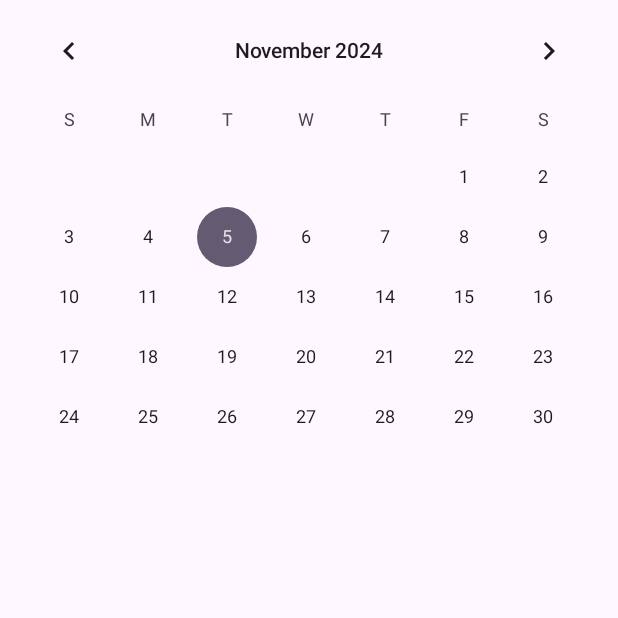
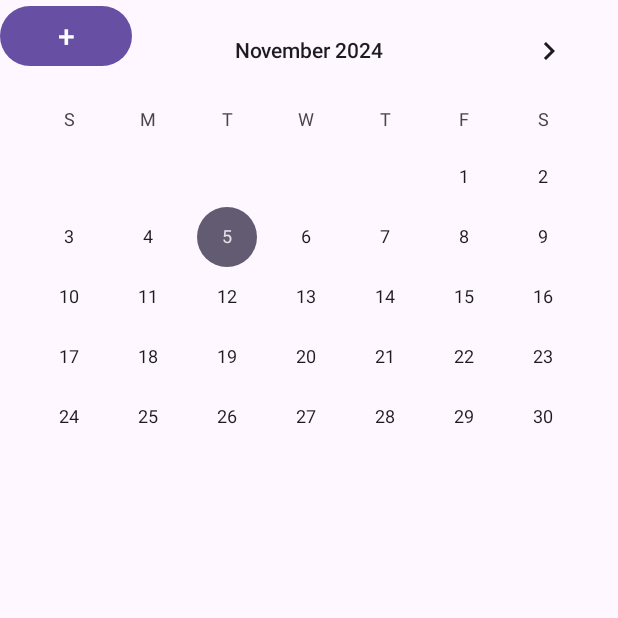
Before and after one commit to YutoFuse/CalendarApp, an Android app: the screen it shows after launch (MainActivity), on a phone screen of 412 x 824 dp, the top half of it. Run offline under Robolectric (Android 15) with nearby library versions, the phone set to English and light mode, and no system bars.

Commit message:
Insert images(画像選択画面への遷移) (#12)
* 画像を選択する前のボタンだけ一旦作りかけてます。

* 画像選択画面への遷移を実装しました。

---------

Co-authored-by: 大砂佳樹 <absolute-zero@oosunayoshikinoMacBook-Pro.local>
Co-authored-by: YutoFuse <127459817+YutoFuse@users.noreply.github.com>

```diff
--- a/app/src/main/java/com/example/calendarapp/MainActivity.java
+++ b/app/src/main/java/com/example/calendarapp/MainActivity.java
@@ -12,12 +12,20 @@ import androidx.core.view.WindowInsetsCompat;
 import androidx.annotation.NonNull;
 import android.widget.CalendarView;
 
+
+import androidx.activity.result.ActivityResultLauncher;
+import androidx.activity.result.contract.ActivityResultContracts;
+import android.widget.ImageView;
+import android.widget.Button;
 import android.view.View;
+
 import android.widget.LinearLayout;
-import android.widget.Button;
 import android.content.Intent;
 
+
 public class MainActivity extends AppCompatActivity {
+
+    private ActivityResultLauncher<String[]> launcher;
 
     @Override
     protected void onCreate(Bundle savedInstanceState) {
@@ -49,5 +57,16 @@ public class MainActivity extends AppCompatActivity {
                 });
             }
         });
+
+        ImageView imageView = findViewById(R.id.BackGroundImage);
+        Button btnSelectImage = (Button)findViewById(R.id.buttonSelectImage);
+        launcher = registerForActivityResult(new ActivityResultContracts.OpenDocument(),
+                uri -> {
+                    if (uri != null) {
+                        imageView.setImageURI(uri);
+                    }
+                }
+        );
+        btnSelectImage.setOnClickListener(v -> launcher.launch(new String[]{"image/*"}));
     }
 }
--- a/app/src/main/res/layout/activity_main.xml
+++ b/app/src/main/res/layout/activity_main.xml
@@ -11,6 +11,23 @@
         android:id="@+id/calendarView"
         android:layout_width="match_parent"
         android:layout_height="match_parent" />
+
+
+    <Button
+        android:id="@+id/buttonSelectImage"
+        android:text="+"
+        android:textSize="20sp"
+        android:layout_width="wrap_content"
+        android:layout_height="wrap_content"
+        app:layout_constraintTop_toTopOf="parent"
+        app:layout_constraintLeft_toLeftOf="parent" />
+
+    <ImageView
+        android:id="@+id/BackGroundImage"
+        android:layout_centerInParent="true"
+        android:layout_width="match_parent"
+        android:layout_height="match_parent"/>
+
 
     <LinearLayout
         android:id="@+id/selectedDateBar"
```
